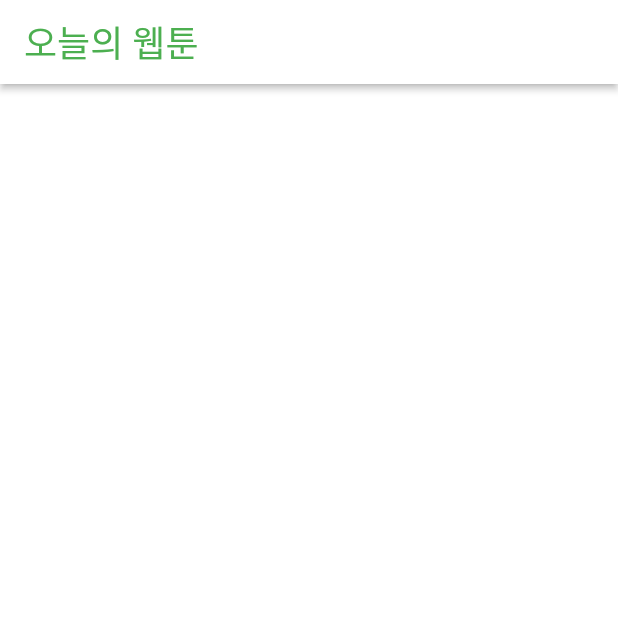
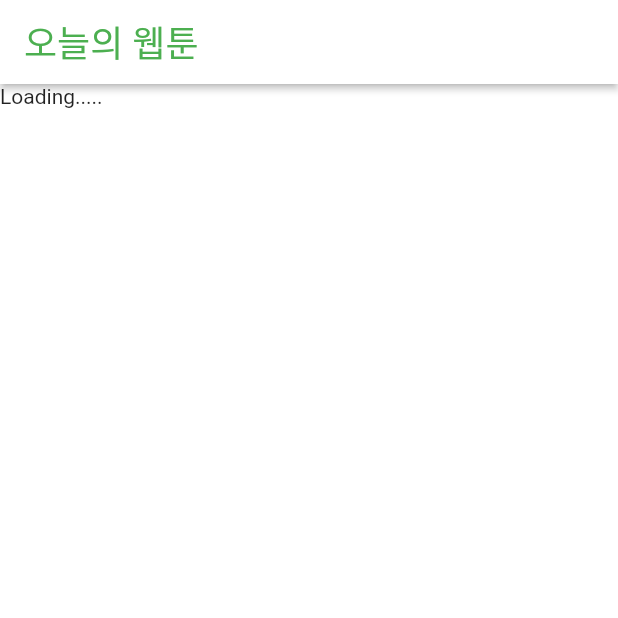
Before and after one commit to SHINDONGDONG/toonflix, a Flutter app: the screen it shows after launch, item 3 of the bottom bar chosen, on a phone screen of 412 x 824 dp, the top half of it. Run offline on Flutter 3.47's test engine with Material 2 defaults, Android fonts, the phone set to English and light mode, and no system bars; missing offline and left inert: dart:ffi; network calls fail.

```diff
--- a/lib/screens/bottom.dart
+++ b/lib/screens/bottom.dart
@@ -17,7 +17,7 @@ class _BottomScreenState extends State<BottomScreen> {
   static final List<Widget>_widgetOption=<Widget>[
     const Home(),
     const PomodoroScreen(),
-    const WebToonScreen(),
+    WebToonScreen(),
   ];
 
   int _currentIndex = 0;
--- a/lib/screens/webtoon_screen.dart
+++ b/lib/screens/webtoon_screen.dart
@@ -2,35 +2,13 @@ import 'package:flutter/material.dart';
 import 'package:toonflix/services/api_service.dart';
 import '../models/webtoon_model.dart';
 
-class WebToonScreen extends StatefulWidget {
-  const WebToonScreen({Key? key}) : super(key: key);
+class WebToonScreen extends StatelessWidget {
+
+  Future<List<WebtoonModel>> webtoons = ApiService().getTodaysToons();
 
   @override
-  State<WebToonScreen> createState() => _WebToonScreenState();
-}
-
-class _WebToonScreenState extends State<WebToonScreen> {
-  List<WebtoonModel> webtoons = [];
-  bool isLoading = true;
-
-  void waitForWebtoons() async {
-    webtoons = await ApiService().getTodaysToons();
-    isLoading = false;
-    setState(() {
-    });
-  }
-
-  @override
-  void initState() {
-    super.initState();
-    waitForWebtoons();
-  }
-  @override
   Widget build(BuildContext context) {
-
     print(webtoons);
-    print(isLoading);
-
     return Scaffold(
       backgroundColor: Colors.white,
       appBar: AppBar(
@@ -45,6 +23,18 @@ class _WebToonScreenState extends State<WebToonScreen> {
           ),
         ),
       ),
+      body: FutureBuilder(
+        //api 데이터가 들어올곳.
+        future: webtoons,
+        //snapshot으로 future의 데이터가 들어왔는지 아닌지 확인이 가능함.
+        builder: (context, snapshot) {
+          if(snapshot.hasData){
+            return const Text("There is data!");
+          }
+          return Text("Loading.....");
+        }
+
+      ),
     );
   }
 }
```
